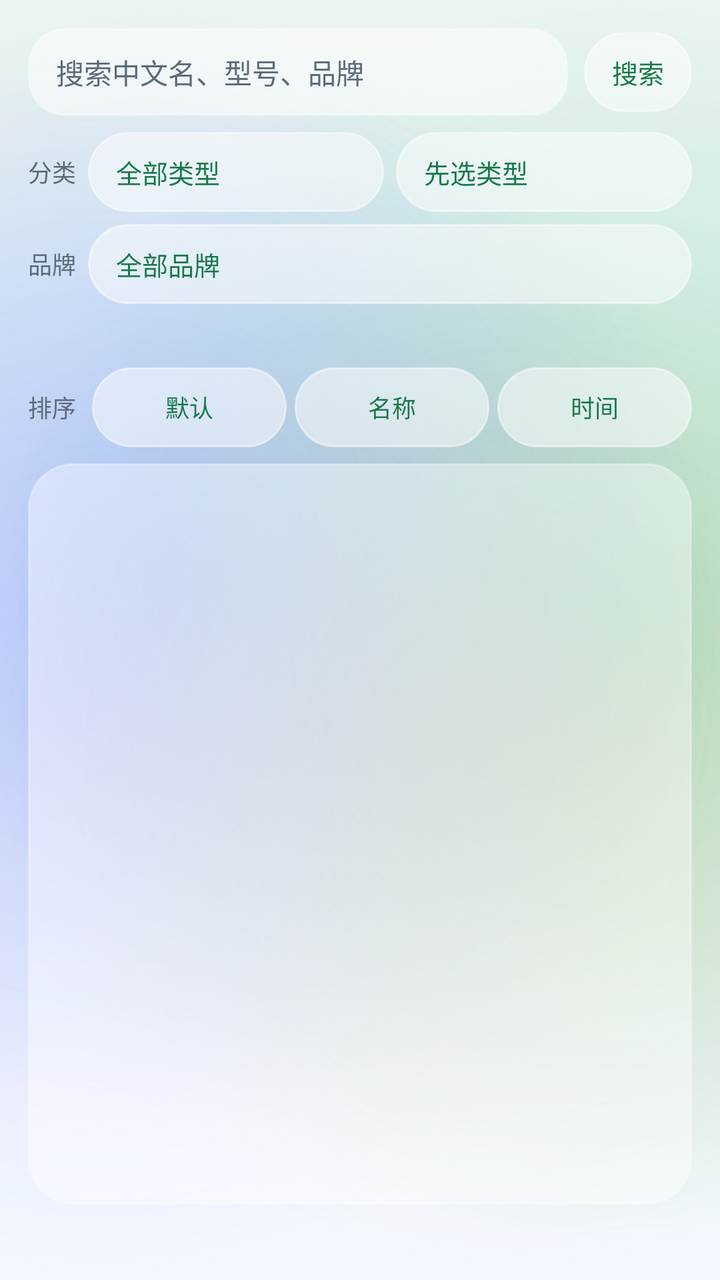
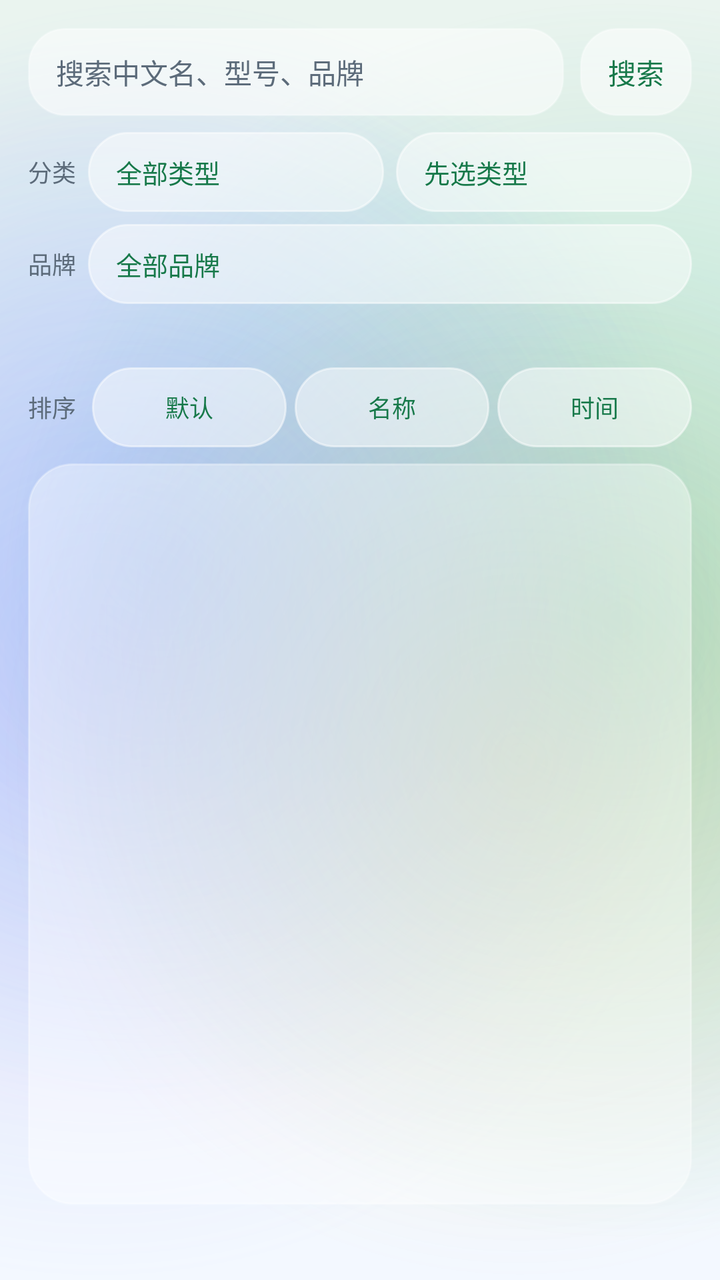

The first picture is an Android layout as it rendered before a commit; the second is the same layout after the commit. The layout source and the unified diff follow.
<!-- AndroidManifest.xml: application theme Theme.MijiaSim -->
<!-- res/layout/activity_model_library.xml -->
<?xml version="1.0" encoding="utf-8"?>
<LinearLayout xmlns:android="http://schemas.android.com/apk/res/android"
    android:layout_width="match_parent"
    android:layout_height="match_parent"
    android:focusable="true"
    android:focusableInTouchMode="true"
    android:orientation="vertical"
    android:padding="14dp">

    <LinearLayout
        android:layout_width="match_parent"
        android:layout_height="wrap_content"
        android:gravity="center_vertical"
        android:orientation="horizontal">

        <EditText
            android:id="@+id/input_model_query"
            android:layout_width="0dp"
            android:layout_height="wrap_content"
            android:layout_weight="1"
            android:background="@drawable/bg_glass_input"
            android:hint="@string/hint_model_search"
            android:inputType="text"
            android:maxLines="1"
            android:minHeight="44dp"
            android:paddingLeft="14dp"
            android:paddingTop="10dp"
            android:paddingRight="14dp"
            android:paddingBottom="10dp"
            android:textColor="@color/ink"
            android:textColorHint="@color/ink_muted"
            android:textSize="14sp" />

        <Button
            android:id="@+id/btn_search_online"
            style="@style/Widget.MijiaSim.Button.Pill"
            android:layout_width="wrap_content"
            android:layout_height="wrap_content"
            android:layout_marginStart="8dp"
            android:text="@string/action_search_online" />
    </LinearLayout>

    
    <LinearLayout
        android:id="@+id/filter_summary"
        android:layout_width="match_parent"
        android:layout_height="wrap_content"
        android:layout_marginTop="8dp"
        android:background="@drawable/bg_glass_card_soft"
        android:clickable="true"
        android:focusable="true"
        android:gravity="center_vertical"
        android:orientation="horizontal"
        android:paddingLeft="14dp"
        android:paddingTop="12dp"
        android:paddingRight="12dp"
        android:paddingBottom="12dp"
        android:visibility="gone">

        <TextView
            android:id="@+id/filter_summary_text"
            android:layout_width="0dp"
            android:layout_height="wrap_content"
            android:layout_weight="1"
            android:ellipsize="end"
            android:maxLines="2"
            android:textColor="@color/ink"
            android:textSize="13sp" />

        <TextView
            android:layout_width="32dp"
            android:layout_height="32dp"
            android:gravity="center"
            android:text="@string/status_arrow_closed"
            android:textColor="@color/ink_muted"
            android:textSize="14sp" />
    </LinearLayout>

    
    <LinearLayout
        android:id="@+id/filter_panel"
        android:layout_width="match_parent"
        android:layout_height="wrap_content"
        android:orientation="vertical">

    <LinearLayout
        android:layout_width="match_parent"
        android:layout_height="wrap_content"
        android:layout_marginTop="8dp"
        android:gravity="center_vertical"
        android:orientation="horizontal">

        <TextView
            android:layout_width="wrap_content"
            android:layout_height="wrap_content"
            android:paddingEnd="6dp"
            android:text="@string/label_cat"
            android:textColor="@color/ink_muted"
            android:textSize="12sp" />

        <Button
            android:id="@+id/btn_pick_cat"
            style="@style/Widget.MijiaSim.Button.Pill"
            android:layout_width="0dp"
            android:layout_height="wrap_content"
            android:layout_weight="1"
            android:gravity="start|center_vertical"
            android:minWidth="0dp"
            android:text="@string/filter_all_cats"
            android:textSize="13sp" />

        <Button
            android:id="@+id/btn_pick_sub"
            style="@style/Widget.MijiaSim.Button.Pill"
            android:layout_width="0dp"
            android:layout_height="wrap_content"
            android:layout_marginStart="6dp"
            android:layout_weight="1"
            android:gravity="start|center_vertical"
            android:minWidth="0dp"
            android:text="@string/filter_pick_cat_first"
            android:textSize="13sp" />
    </LinearLayout>

    
    <LinearLayout
        android:layout_width="match_parent"
        android:layout_height="wrap_content"
        android:layout_marginTop="6dp"
        android:gravity="center_vertical"
        android:orientation="horizontal">

        <TextView
            android:layout_width="wrap_content"
            android:layout_height="wrap_content"
            android:paddingEnd="6dp"
            android:text="@string/label_brand"
            android:textColor="@color/ink_muted"
            android:textSize="12sp" />

        <Button
            android:id="@+id/btn_pick_brand"
            style="@style/Widget.MijiaSim.Button.Pill"
            android:layout_width="0dp"
            android:layout_height="wrap_content"
            android:layout_weight="1"
            android:gravity="start|center_vertical"
            android:minWidth="0dp"
            android:text="@string/filter_all_brands"
            android:textSize="13sp" />
    </LinearLayout>

    
    <TextView
        android:id="@+id/library_hint"
        android:layout_width="match_parent"
        android:layout_height="wrap_content"
        android:paddingStart="4dp"
        android:paddingTop="8dp"
        android:paddingEnd="4dp"
        android:paddingBottom="2dp"
        android:textColor="@color/ink_muted"
        android:textSize="13sp" />

    
    <LinearLayout
        android:layout_width="match_parent"
        android:layout_height="wrap_content"
        android:layout_marginTop="4dp"
        android:gravity="center_vertical"
        android:orientation="horizontal">

        <TextView
            android:layout_width="wrap_content"
            android:layout_height="wrap_content"
            android:paddingEnd="4dp"
            android:text="@string/label_sort"
            android:textColor="@color/ink_muted"
            android:textSize="12sp" />

        <Button
            android:id="@+id/btn_sort_default"
            style="@style/Widget.MijiaSim.Button.Pill"
            android:layout_width="0dp"
            android:layout_height="wrap_content"
            android:layout_marginStart="4dp"
            android:layout_weight="1"
            android:minWidth="0dp"
            android:text="@string/sort_default"
            android:textSize="12sp" />

        <Button
            android:id="@+id/btn_sort_name"
            style="@style/Widget.MijiaSim.Button.Pill"
            android:layout_width="0dp"
            android:layout_height="wrap_content"
            android:layout_marginStart="4dp"
            android:layout_weight="1"
            android:minWidth="0dp"
            android:text="@string/sort_name"
            android:textSize="12sp" />

        <Button
            android:id="@+id/btn_sort_time"
            style="@style/Widget.MijiaSim.Button.Pill"
            android:layout_width="0dp"
            android:layout_height="wrap_content"
            android:layout_marginStart="4dp"
            android:layout_weight="1"
            android:minWidth="0dp"
            android:text="@string/sort_time"
            android:textSize="12sp" />
    </LinearLayout>
    </LinearLayout>

    <androidx.recyclerview.widget.RecyclerView
        android:id="@+id/model_list"
        android:layout_width="match_parent"
        android:layout_height="0dp"
        android:layout_marginTop="8dp"
        android:layout_weight="1"
        android:background="@drawable/bg_glass_card_soft"
        android:padding="4dp"
        android:scrollbars="vertical" />

    <TextView
        android:id="@+id/online_result"
        android:layout_width="match_parent"
        android:layout_height="wrap_content"
        android:maxLines="4"
        android:paddingStart="4dp"
        android:paddingTop="6dp"
        android:scrollbars="vertical"
        android:textColor="@color/ink_muted"
        android:textSize="13sp" />

</LinearLayout>
<!-- resources referenced by this layout -->
<resources>
  <color name="ink">#FF1B1F24</color>
  <color name="ink_muted">#FF5C6B7A</color>
  <string name="action_search_online">搜索</string>
  <string name="filter_all_brands">全部品牌</string>
  <string name="filter_all_cats">全部类型</string>
  <string name="filter_pick_cat_first">先选类型</string>
  <string name="hint_model_search">搜索中文名、型号、品牌</string>
  <string name="label_brand">品牌</string>
  <string name="label_cat">分类</string>
  <string name="label_sort">排序</string>
  <string name="sort_default">默认</string>
  <string name="sort_name">名称</string>
  <string name="sort_time">时间</string>
  <string name="status_arrow_closed">▸</string>
  <color name="glass_soft">#66FFFFFF</color>
  <color name="glass_stroke_soft">#4DFFFFFF</color>
  <color name="glass_input_fill">#8CFFFFFF</color>
  <color name="accent">#FF2bb673</color>
  <color name="accent_deep">#FF17794A</color>
  <color name="liquid_sky">#FFF3F8FF</color>
  <style name="ThemeOverlay.MijiaSim.ActionBar" parent="ThemeOverlay.AppCompat.Light">
          <item name="colorControlNormal">@color/ink</item>
          <item name="android:textColorPrimary">@color/ink</item>
      </style>
  <color name="pill_pressed">#B3FFFFFF</color>
  <color name="glass_stroke">#80FFFFFF</color>
  <color name="pill_disabled">#40FFFFFF</color>
  <color name="pill_fill">#80FFFFFF</color>
  <color name="liquid_mist">#FFEAF4EF</color>
  <color name="blob_mint">#552BB673</color>
  <color name="blob_blue">#4D4C9AFF</color>
  <color name="blob_violet">#3D8E7CFF</color>
  <color name="blob_amber">#2EF2A33C</color>
  <style name="TextAppearance.MijiaSim.ActionBar.Title" parent="TextAppearance.AppCompat.Widget.ActionBar.Title">
          <item name="android:textColor">@color/ink</item>
          <item name="android:textSize">20sp</item>
          <item name="android:textStyle">bold</item>
          <item name="android:letterSpacing">0.01</item>
      </style>
  <style name="TextAppearance.MijiaSim.ActionBar.Subtitle" parent="TextAppearance.AppCompat.Widget.ActionBar.Subtitle">
          <item name="android:textColor">@color/ink_muted</item>
      </style>
  <!-- drawable bg_glass_dialog (drawable) -->
  <?xml version="1.0" encoding="utf-8"?>
  <shape xmlns:android="http://schemas.android.com/apk/res/android"
      android:shape="rectangle">
      <solid android:color="@color/dialog_fill" />
      <corners android:radius="28dp" />
      <stroke
          android:width="1dp"
          android:color="@color/glass_stroke" />
  </shape>
  <color name="dialog_fill">#F7FFFFFF</color>
  <!-- unchanged entries left out for length: 8 -->
</resources>

<!-- the commit's change to res/layout/activity_model_library.xml (unified diff, before → after) -->
@@ -16,17 +16,15 @@
         <EditText
             android:id="@+id/input_model_query"
             android:layout_width="0dp"
-            android:layout_height="wrap_content"
+            android:layout_height="44dp"
             android:layout_weight="1"
             android:background="@drawable/bg_glass_input"
+            android:gravity="center_vertical"
             android:hint="@string/hint_model_search"
             android:inputType="text"
             android:maxLines="1"
-            android:minHeight="44dp"
             android:paddingLeft="14dp"
-            android:paddingTop="10dp"
             android:paddingRight="14dp"
-            android:paddingBottom="10dp"
             android:textColor="@color/ink"
             android:textColorHint="@color/ink_muted"
             android:textSize="14sp" />
@@ -35,26 +33,26 @@
             android:id="@+id/btn_search_online"
             style="@style/Widget.MijiaSim.Button.Pill"
             android:layout_width="wrap_content"
-            android:layout_height="wrap_content"
+            android:layout_height="44dp"
             android:layout_marginStart="8dp"
-            android:text="@string/action_search_online" />
+            android:background="@drawable/bg_glass_input_button"
+            android:text="@string/action_search_online"
+            android:textSize="14sp" />
     </LinearLayout>
 
     
     <LinearLayout
         android:id="@+id/filter_summary"
         android:layout_width="match_parent"
-        android:layout_height="wrap_content"
+        android:layout_height="44dp"
         android:layout_marginTop="8dp"
-        android:background="@drawable/bg_glass_card_soft"
+        android:background="@drawable/bg_glass_input_button"
         android:clickable="true"
         android:focusable="true"
         android:gravity="center_vertical"
         android:orientation="horizontal"
         android:paddingLeft="14dp"
-        android:paddingTop="12dp"
         android:paddingRight="12dp"
-        android:paddingBottom="12dp"
         android:visibility="gone">
 
         <TextView
<!-- resource entries referenced after the edit -->
@@ -2,6 +2,39 @@
 <resources>
   <color name="ink">#FF1B1F24</color>
   <color name="ink_muted">#FF5C6B7A</color>
+  <!-- drawable bg_glass_input_button (drawable) -->
+  <?xml version="1.0" encoding="utf-8"?>
+  <selector xmlns:android="http://schemas.android.com/apk/res/android">
+      <item
+          android:state_enabled="true"
+          android:state_pressed="true">
+          <shape android:shape="rectangle">
+              <solid android:color="@color/pill_pressed" />
+              <corners android:radius="18dp" />
+              <stroke
+                  android:width="1dp"
+                  android:color="@color/glass_stroke" />
+          </shape>
+      </item>
+      <item android:state_enabled="false">
+          <shape android:shape="rectangle">
+              <solid android:color="@color/pill_disabled" />
+              <corners android:radius="18dp" />
+              <stroke
+                  android:width="1dp"
+                  android:color="@color/glass_stroke_soft" />
+          </shape>
+      </item>
+      <item>
+          <shape android:shape="rectangle">
+              <solid android:color="@color/glass_input_fill" />
+              <corners android:radius="18dp" />
+              <stroke
+                  android:width="1dp"
+                  android:color="@color/glass_stroke_soft" />
+          </shape>
+      </item>
+  </selector>
   <string name="action_search_online">搜索</string>
   <string name="filter_all_brands">全部品牌</string>
   <string name="filter_all_cats">全部类型</string>
